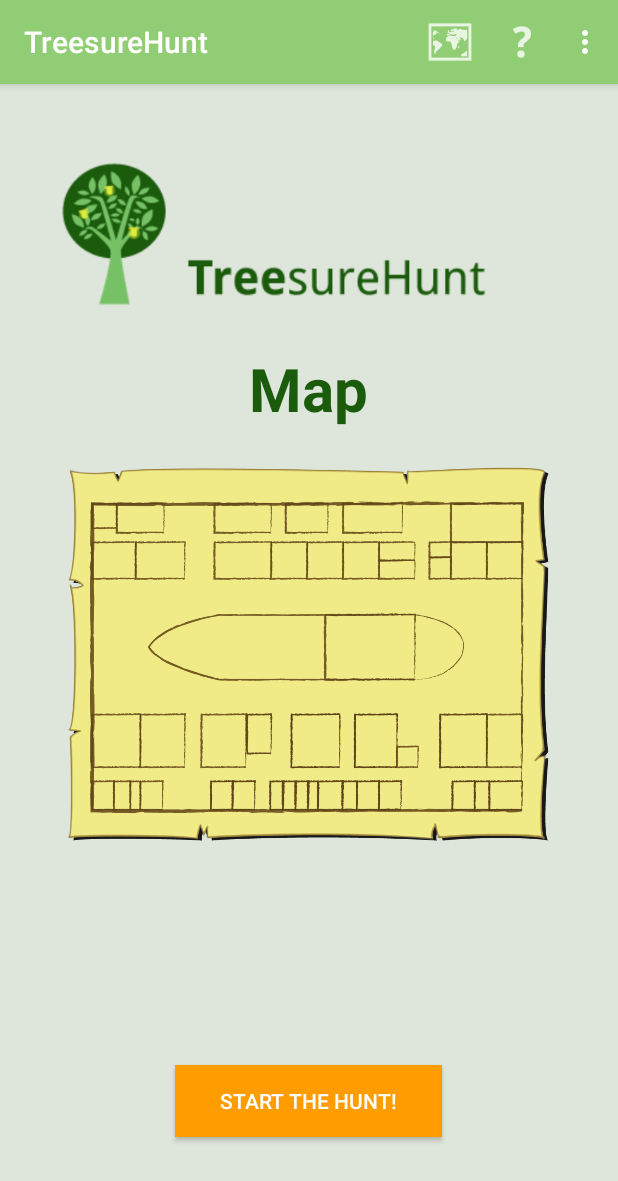
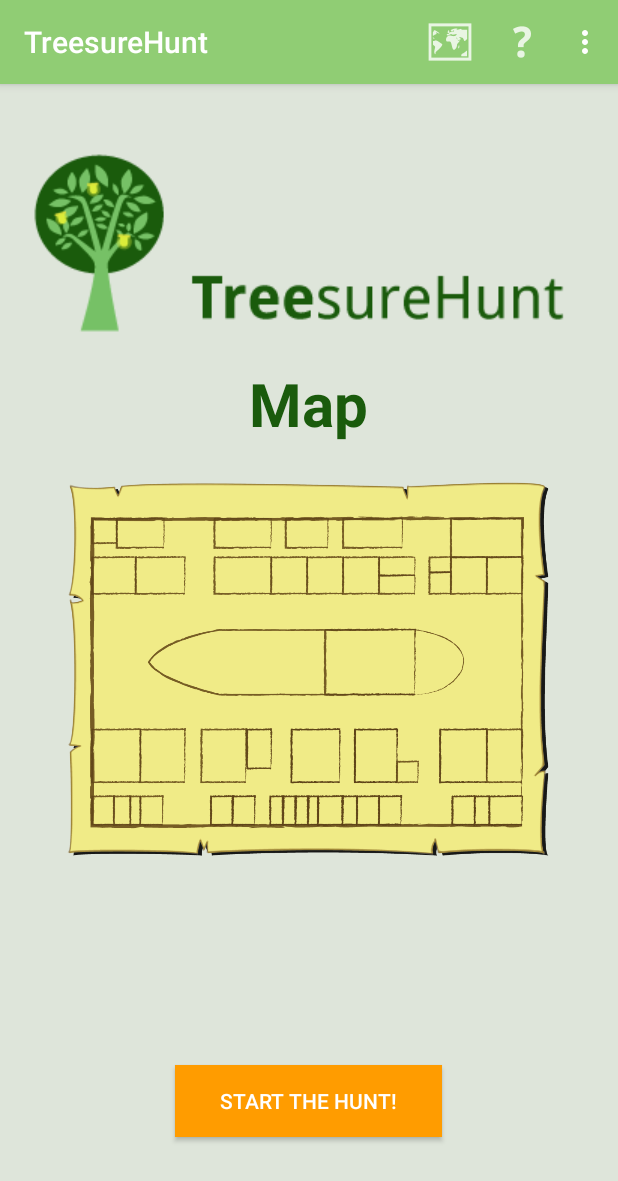
Before and after one commit to lstenstadvold/Pfi3_Group1_FinalProject_Version2, an Android app: the screen it shows after launch (MainActivity), after a tap on "Map", on a phone screen of 412 x 824 dp. Shown: the top 1181 px of the screen. Run offline under Robolectric (Android 15) with nearby library versions, the phone set to English and light mode, and no system bars; libraries missing offline, so code that uses them is left out: com.firebase.client.

Commit message:
Integrated qr scanning, seems to work! Fixed xml little for fragment map

```diff
--- a/app/src/main/java/idk14/pfi3_finalproject_group1/MapFragment.java
+++ b/app/src/main/java/idk14/pfi3_finalproject_group1/MapFragment.java
@@ -12,7 +12,7 @@ import android.widget.AdapterView;
 /**
  * A simple {@link Fragment} subclass.
  */
-public class MapFragment extends Fragment{
+public class MapFragment extends Fragment {
 
 
     public MapFragment() {
@@ -25,6 +25,7 @@ public class MapFragment extends Fragment{
                              Bundle savedInstanceState) {
         // Inflate the layout for this fragment
         View v = inflater.inflate(R.layout.fragment_map, container, false);
+
         return v;
     }
 
--- a/app/src/main/res/layout/fragment_map.xml
+++ b/app/src/main/res/layout/fragment_map.xml
@@ -9,14 +9,13 @@
 
 
         <ImageView
-            android:layout_width="300dp"
-            android:layout_height="120dp"
-            android:layout_marginRight="20dp"
+            android:layout_width="wrap_content"
+            android:layout_height="wrap_content"
             android:id="@+id/logo"
             android:layout_marginTop="20dp"
             android:scaleType="fitCenter"
-            android:layout_gravity="center"
-            android:src="@drawable/logonew" />
+            android:src="@drawable/logonew"
+            android:layout_gravity="center_vertical" />
 
         <TextView
             android:layout_width="wrap_content"
--- a/app/src/main/res/layout/fragment_start.xml
+++ b/app/src/main/res/layout/fragment_start.xml
@@ -46,7 +46,7 @@
         android:layout_height="wrap_content"
         android:text="@string/content"
         android:id="@+id/scan_content"
-        android:layout_below="@+id/imageView"
+        android:layout_alignParentTop="true"
         android:layout_centerHorizontal="true" />
 
 
```
